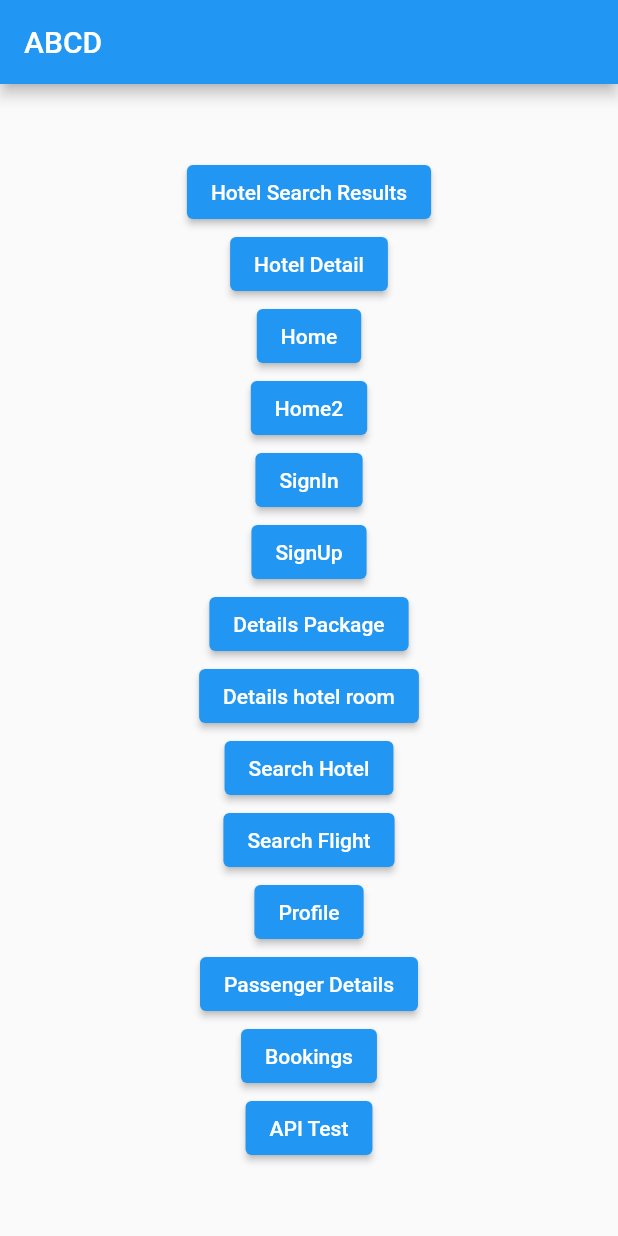
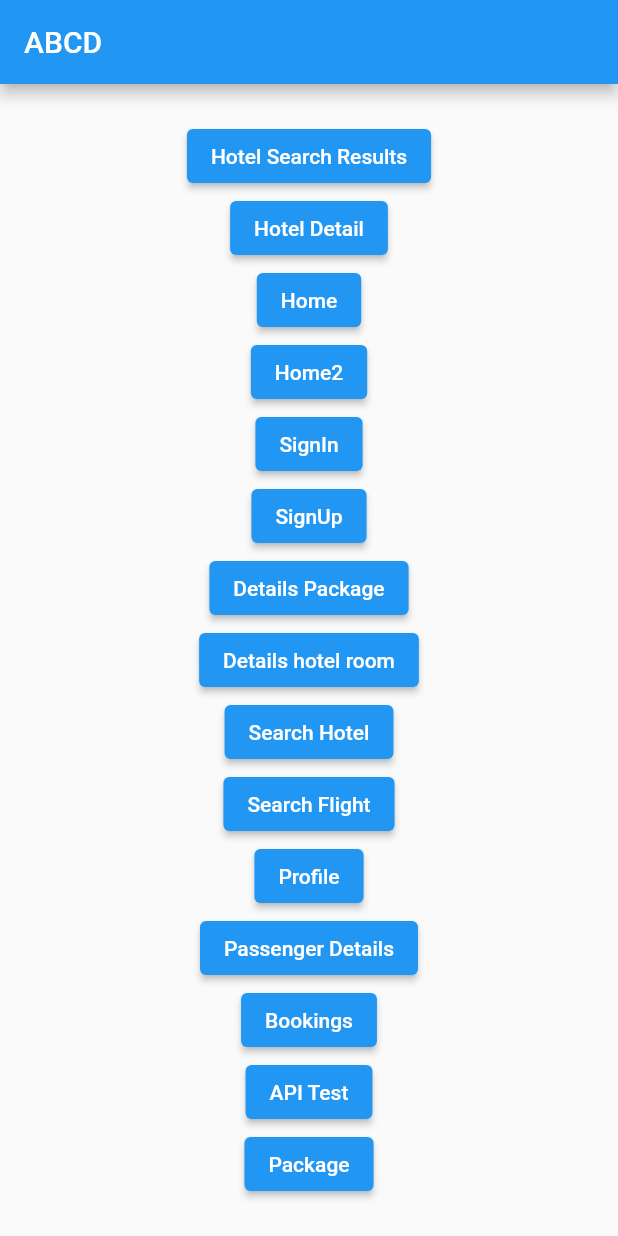
Before and after one commit to A-Asghar/TravelApp, a Flutter app: the screen it shows after launch, on a phone screen of 412 x 824 dp. Run offline on Flutter 3.47's test engine with Material 2 defaults, Android fonts, the phone set to English and light mode, and no system bars; our stand-ins replace cloud_firestore, firebase_auth, firebase_core, flutter_svg, get, google_fonts and 4 more; accounts and stored records are empty; project files that could hold a hidden picture were left out.

Commit message:
Package CRUD

```diff
--- a/lib/main.dart
+++ b/lib/main.dart
@@ -2,6 +2,7 @@ import 'package:firebase_core/firebase_core.dart';
 import 'package:flutter/material.dart';
 import 'package:fyp/providers/FlightSearchProvider.dart';
 import 'package:fyp/repository/HotelRepository.dart';
+import 'package:fyp/screens/AddPackage.dart';
 import 'package:fyp/screens/BottomNavBar.dart';
 import 'package:fyp/screens/Details.dart';
 import 'package:fyp/screens/Home.dart';
@@ -196,6 +197,14 @@ class _MyHomePageState extends State<MyHomePage> {
                   },
                   child: Text('API Test')),
 
+              ElevatedButton(
+                  onPressed: () {
+                    Navigator.of(context).push(MaterialPageRoute(
+                      builder: (context) => AddPackage(),
+                    ));
+                  },
+                  child: Text('Package')),
+
             ],
           ),
         ),
--- /dev/null
+++ b/lib/models/Package.dart
@@ -0,0 +1,44 @@
+class Package {
+  String packageId;
+  String packageName;
+  double packagePrice;
+  String packageDescription;
+  DateTime startDate;
+  DateTime endDate;
+  double rating;
+  int numOfSales;
+  List<String> imgUrls;
+  int adults;
+  String travelAgencyId;
+  String hotelPropertyId;
+
+  Package({
+    required this.packageId,
+    required this.packageName,
+    required this.packagePrice,
+    required this.packageDescription,
+    required this.startDate,
+    required this.endDate,
+    required this.rating,
+    required this.numOfSales,
+    required this.imgUrls,
+    required this.adults,
+    required this.travelAgencyId,
+    required this.hotelPropertyId,
+  });
+
+  factory Package.fromJson(Map<String, dynamic> json) => Package(
+        packageId: json["packageId"],
+        packageName: json["packageName"],
+        packagePrice: json["packagePrice"].toDouble(),
+        packageDescription: json["packageDescription"],
+        startDate: json["startDate"].toDate(),
+        endDate: json["endDate"].toDate(),
+        rating: json["rating"].toDouble(),
+        numOfSales: json["numOfSales"],
+        imgUrls: List<String>.from(json["imgUrls"]!.map((x) => x)),
+        adults: json["adults"],
+        travelAgencyId: json["travelAgencyId"],
+        hotelPropertyId: json["hotelPropertyId"],
+      );
+}
--- /dev/null
+++ b/lib/network/PackageNetwork.dart
@@ -0,0 +1,50 @@
+import 'package:cloud_firestore/cloud_firestore.dart';
+
+import '../models/Package.dart';
+
+class PackageNetwork {
+  CollectionReference packages =
+      FirebaseFirestore.instance.collection('packages');
+  addPackage({required Package package}) async {
+    await packages.doc(package.packageId).set({
+      "packageId": package.packageId,
+      "packageName": package.packageName,
+      "packagePrice": package.packagePrice,
+      "packageDescription": package.packageDescription,
+      "startDate": package.startDate,
+      "endDate": package.endDate,
+      "rating": package.rating,
+      "numOfSales": package.numOfSales,
+      "imgUrls": package.imgUrls,
+      "adults": package.adults,
+      "travelAgencyId": package.travelAgencyId,
+      "hotelPropertyId": package.hotelPropertyId,
+    });
+  }
+
+  deletePackage({required String packageId}) async {
+    await packages.doc(packageId).delete();
+  }
+
+  getAllPackages() async {
+    final snapshots = await packages.get();
+    return snapshots;
+  }
+
+  updatePackage({required Package package}) async {
+    await packages.doc(package.packageId).update({
+      "packageId": package.packageId,
+      "packageName": package.packageName,
+      "packagePrice": package.packagePrice,
+      "packageDescription": package.packageDescription,
+      "startDate": package.startDate,
+      "endDate": package.endDate,
+      "rating": package.rating,
+      "numOfSales": package.numOfSales,
+      "imgUrls": package.imgUrls,
+      "adults": package.adults,
+      "travelAgencyId": package.travelAgencyId,
+      "hotelPropertyId": package.hotelPropertyId,
+    });
+  }
+}
--- /dev/null
+++ b/lib/repository/PackageRepository.dart
@@ -0,0 +1,27 @@
+import '../models/Package.dart';
+import '../network/PackageNetwork.dart';
+
+class PackageRepository {
+  PackageNetwork network = PackageNetwork();
+  addPackage({required Package package}) async {
+    network.addPackage(package: package);
+  }
+
+  deletePackage({required String packageId}) async {
+    network.deletePackage(packageId: packageId);
+  }
+
+  getAllPackages() async {
+    List<Package> packages = [];
+    var response = await network.getAllPackages();
+    response.docs.forEach((snapshot) {
+      packages.add(Package.fromJson(snapshot.data()));
+    });
+
+    return packages;
+  }
+
+  updatePackage({required Package package})async{
+    await network.updatePackage(package: package);
+  }
+}
```
Also changed, not shown: lib/screens/AddPackage.dart (added, +152 -0 lines), lib/screens/AllPackages.dart (added, +49 -0 lines), lib/screens/DeletePackage.dart (added, +35 -0 lines), lib/screens/EditPackage.dart (added, +129 -0 lines).
